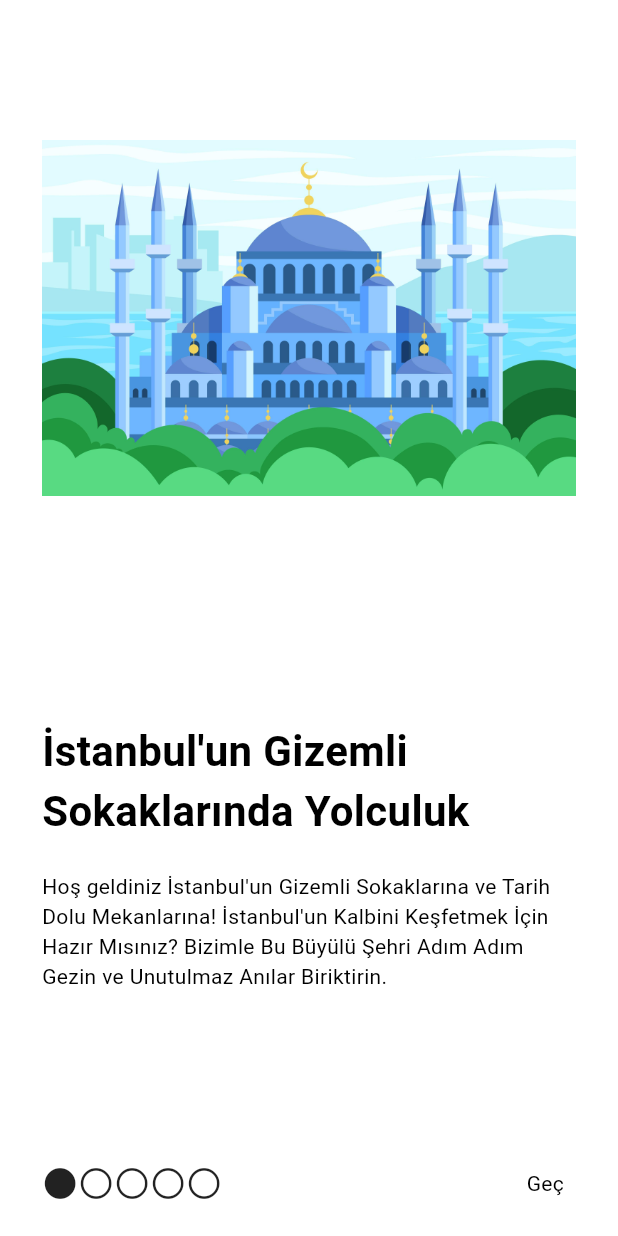
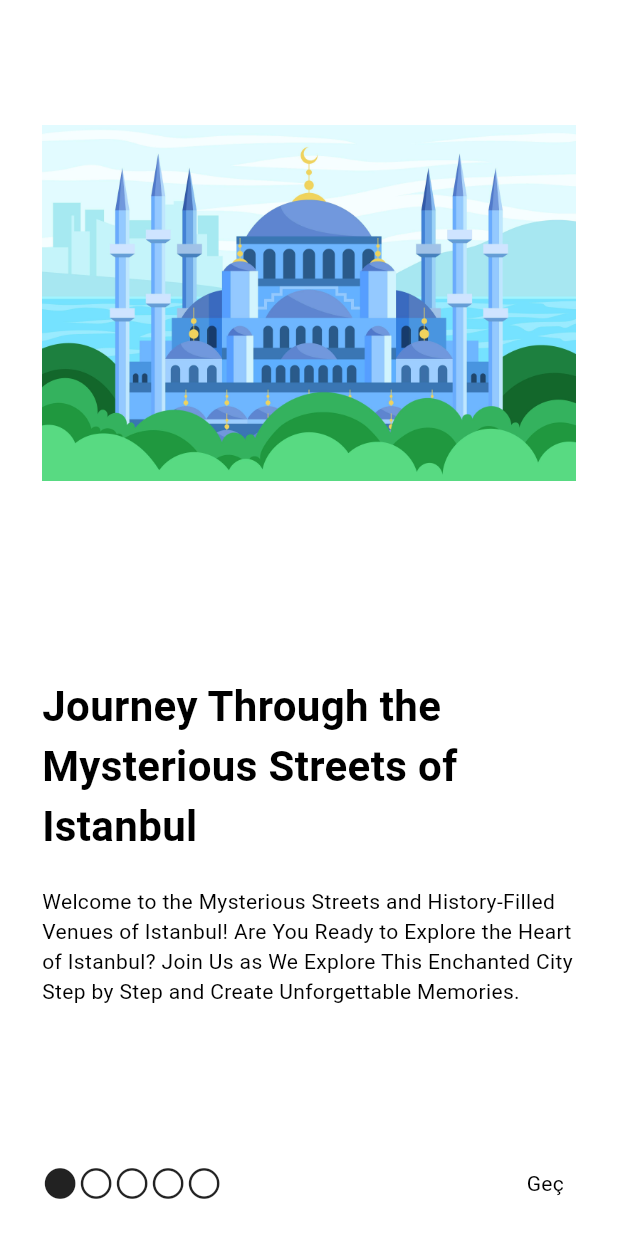
Before and after one commit to Hunvisk/MobilProgramlamaFinal, a Flutter app: the screen it shows after launch, on a phone screen of 412 x 824 dp. Run offline on Flutter 3.47's test engine with Material 3 defaults, Android fonts, the phone set to English and light mode, and no system bars; our stand-ins replace anim_search_bar, carousel_slider, dio, flex_color_scheme, flutter_bloc, flutter_credit_card and 7 more.

Commit message:
Added language On Boarding Page And Forgot Password Page And  Little Bug Fixed

```diff
--- a/flutterfinalproje/assets/lang/en.json
+++ b/flutterfinalproje/assets/lang/en.json
@@ -81,8 +81,21 @@
     "blogs": "BLOGS",
     "blogs_text": "One of the most important architectural features of the mosque is the use of the Baroque architectural style, which we encountered especially in the palaces of France and Italy after the 18th century. As a feature of this architectural style, the exterior of the mosque attracts attention with its carved and relief decorations made of magnificently beautiful stones. As is the general characteristic of 19th century mosques, in addition to the main worship section, the mosque also has a sultan's pavilion section built for the sultans to pray and rest. The mosque has large and high windows. The interior walls of the mosque are made of pink plaster with red and white bright stripes, and the marble structure of the pulpit is decorated with pink stones.",
     "blogs_text1": "Sarıyer is one of the distinguished districts located in the north of Istanbul. Alongside serene green areas such as Belgrad Forest and Atatürk Arboretum, it is also home to tourist centers like Emirgan Grove and Rumeli Hisarı, making it one of Istanbul's favorite districts. Sarıyer also appeals to gourmets with its places for breakfast and dining, making it a green district that should be explored in every aspect.",
-    "blogs_text2": "You have arrived at the Eminönü ferry pier or the Eminönü tram stop. When you turn your back to the sea and look across, you will see a crowded square. This is your entry point to Eminönü. Eminönü Square is a place where you could almost throw a needle at any time of the day and it wouldn't fall to the ground. In other words, it's like a summary of Istanbul."
+    "blogs_text2": "You have arrived at the Eminönü ferry pier or the Eminönü tram stop. When you turn your back to the sea and look across, you will see a crowded square. This is your entry point to Eminönü. Eminönü Square is a place where you could almost throw a needle at any time of the day and it wouldn't fall to the ground. In other words, it's like a summary of Istanbul.",
 
-
-
+    "boarding_title-1": "Journey Through the Mysterious Streets of Istanbul",
+    "boarding_description-1":"Welcome to the Mysterious Streets and History-Filled Venues of Istanbul! Are You Ready to Explore the Heart of Istanbul? Join Us as We Explore This Enchanted City Step by Step and Create Unforgettable Memories.",
+    "boarding_title-2":"The Adventure in Your Passport...",
+    "boarding_description-2":"Now It's Time to Explore This Unique City with Your Passport.",
+    "boarding_title-3":"Map",
+    "boarding_description-3":"The world unfolding before your eyes will be filled with new adventures and discoveries.",
+    "boarding_title-4":"Galata Tower",
+    "boarding_description-4":"Galata Tower is a unique structure rising in one of Istanbul's historic districts.",
+    "boarding_title-5":"Welcome",
+    "boarding_description-5":"Hello and welcome! We are delighted to have you here. Wishing you a pleasant time!",
+    "finish": "Finish",
+    "skip": "Skip",
+    "forgot_password_title":"Forgot Your Password?",
+    "forgot_password_description": "Oops! 😔 You can enter your email address to create a new password.",
+    "reset_password": "Reset Password"
 }
--- a/flutterfinalproje/lib/bloc/client/client_cubit.dart
+++ b/flutterfinalproje/lib/bloc/client/client_cubit.dart
@@ -14,7 +14,7 @@ class ClientCubit extends Cubit<ClientState>{
     emit(newState);
   }
 
-  changeDarkMode(bool newValue, {required bool darkMode}) {
+  changeDarkMode({required bool darkMode}) {
     final newState = ClientState(
       language: state.language,
       darkMode: darkMode,
--- a/flutterfinalproje/lib/core/routes.dart
+++ b/flutterfinalproje/lib/core/routes.dart
@@ -28,6 +28,7 @@ import '../screens/app_details/vipgezgininfo.dart';
 import '../screens/Home.dart';
 import '../screens/core/change_language.dart';
 import '../screens/core/error.dart';
+import '../screens/core/loader.dart';
 import '../screens/places_and_routes/map.dart';
 import '../screens/places_and_routes/places/places.dart';
 import '../screens/places_and_routes/places/selectedplaces.dart';
@@ -75,11 +76,10 @@ final routes = GoRouter(
   errorBuilder: (context, state) => const ErrorScreen(),
   routes: [
     // Uygulama LoaderScreen ile başlayacak.
-    // GoRoute(
-    //   path: '/',
-    //   builder: (context, state) => const LoaderScreen(),
-    // ),
-
+    GoRoute(
+      path: '/',
+      builder: (context, state) => const LoaderScreen(),
+    ),
     // App Details
     GoRoute(
       path: '/ChatBot',
@@ -207,7 +207,7 @@ final routes = GoRouter(
 
     // Static
     GoRoute(
-      path: '/',
+      path: '/Boarding',
       builder: (context, state) => const BoardingScreen(),
     ),
 
--- a/flutterfinalproje/lib/screens/core/change_language.dart
+++ b/flutterfinalproje/lib/screens/core/change_language.dart
@@ -30,13 +30,13 @@ class _Change_LanguageScreenState extends State<Change_LanguageScreen> {
   _loadSelectedLanguage() async {
     prefs = await SharedPreferences.getInstance();
     setState(() {
-      selectedLanguage = prefs.getString('selectedLanguage') ?? ''; // Kayıtlı dil bilgisini yükle, yoksa boş bir string kullan
+      selectedLanguage = prefs.getString('language') ?? ''; // Kayıtlı dil bilgisini yükle, yoksa boş bir string kullan
     });
   }
 
   // Seçilen dil bilgisini kaydeden fonksiyon
   _saveSelectedLanguage(String language) async {
-    await prefs.setString('selectedLanguage', language); // Seçilen dil bilgisini kaydet
+    await prefs.setString('language', language); // Seçilen dil bilgisini kaydet
   }
 
   @override
--- a/flutterfinalproje/lib/screens/static/boarding.dart
+++ b/flutterfinalproje/lib/screens/static/boarding.dart
@@ -1,4 +1,4 @@
-// ignore_for_file: use_build_context_synchronously, sized_box_for_whitespace, use_key_in_widget_constructors
+// ignore_for_file: use_build_context_synchronously, sized_box_for_whitespace, use_key_in_widget_constructors, prefer_const_constructors
 
 import 'package:flutter/cupertino.dart';
 import 'package:flutter/material.dart';
@@ -6,6 +6,7 @@ import 'package:gap/gap.dart';
 import 'package:go_router/go_router.dart';
 import 'package:preload_page_view/preload_page_view.dart';
 
+import '../../core/localizations.dart';
 import '../../core/storage.dart';
 
 class BoardingScreen extends StatefulWidget {
@@ -29,36 +30,36 @@ class _BoardingScreenState extends State<BoardingScreen> {
               page = value;
             });
           },
-          children: const [
+          children:  [
             BoardingItem(
                 image: AssetImage(
                     'assets/images/boarding/boarding-1.jpg'), // AssetImage olarak güncellendi
-                title: "İstanbul'un Gizemli Sokaklarında Yolculuk",
+                title: AppLocalizations.of(context).getTranslate("boarding_title-1"),
                 description:
-                    "Hoş geldiniz İstanbul'un Gizemli Sokaklarına ve Tarih Dolu Mekanlarına! İstanbul'un Kalbini Keşfetmek İçin Hazır Mısınız? Bizimle Bu Büyülü Şehri Adım Adım Gezin ve Unutulmaz Anılar Biriktirin."),
+                    AppLocalizations.of(context).getTranslate("boarding_description-1")),
             BoardingItem(
                 image: AssetImage(
                     'assets/images/boarding/boarding-2.jpg'), // AssetImage olarak güncellendi
-                title: "Pasaportunuzdaki Macera... ",
+                title: AppLocalizations.of(context).getTranslate("boarding_title-2"),
                 description:
-                    "Artık Pasaportunuzla Bu Eşsiz Şehri Keşfetmenin Zamanı Geldi. "),
+                    AppLocalizations.of(context).getTranslate("boarding_description-2")),
             BoardingItem(
               image: AssetImage(
                   'assets/images/boarding/boarding-3.jpg'), // AssetImage olarak güncellendi
-              title: "Harita",
-              description: "Burayada Haritayala Alakalı Bir Mesaj Yazılacak ",
+              title:  AppLocalizations.of(context).getTranslate("boarding_title-3"),
+              description: AppLocalizations.of(context).getTranslate("boarding_description-3"),
             ),
             BoardingItem(
               image: AssetImage(
                   'assets/images/boarding/boarding-4.jpg'), // AssetImage olarak güncellendi
-              title: "Galata Kulesi",
-              description: "Mekan Mesajı Buraya Yazılacak",
+              title: AppLocalizations.of(context).getTranslate("boarding_title-4"),
+              description:AppLocalizations.of(context).getTranslate("boarding_description-4"),
             ),
             BoardingItem(
                 image: AssetImage(
                     'assets/images/logo/GR_Logo.png'), // AssetImage olarak güncellendi
-                title: "Hoşgeldin",
-                description: "Hoşgeldin Mesajı Yazılcak Buraya "),
+                title: AppLocalizations.of(context).getTranslate("boarding_title-5"),
+                description: AppLocalizations.of(context).getTranslate("boarding_description-5")),
           ],
         ),
       ),
```
Also changed, not shown: flutterfinalproje/assets/lang/de.json (+18 -2 lines), flutterfinalproje/assets/lang/ru.json (+19 -2 lines), flutterfinalproje/assets/lang/tr.json (+17 -2 lines), flutterfinalproje/lib/screens/core/loader.dart (+9 -2 lines), flutterfinalproje/lib/screens/home.dart (+99 -49 lines), flutterfinalproje/lib/screens/user/account/forgotPassword.dart (+28 -39 lines), flutterfinalproje/lib/widgets/placescontainerdesign.dart (+11 -6 lines), flutterfinalproje/lib/widgets/routescontainerdesign.dart (+11 -6 lines), 2 other files.
